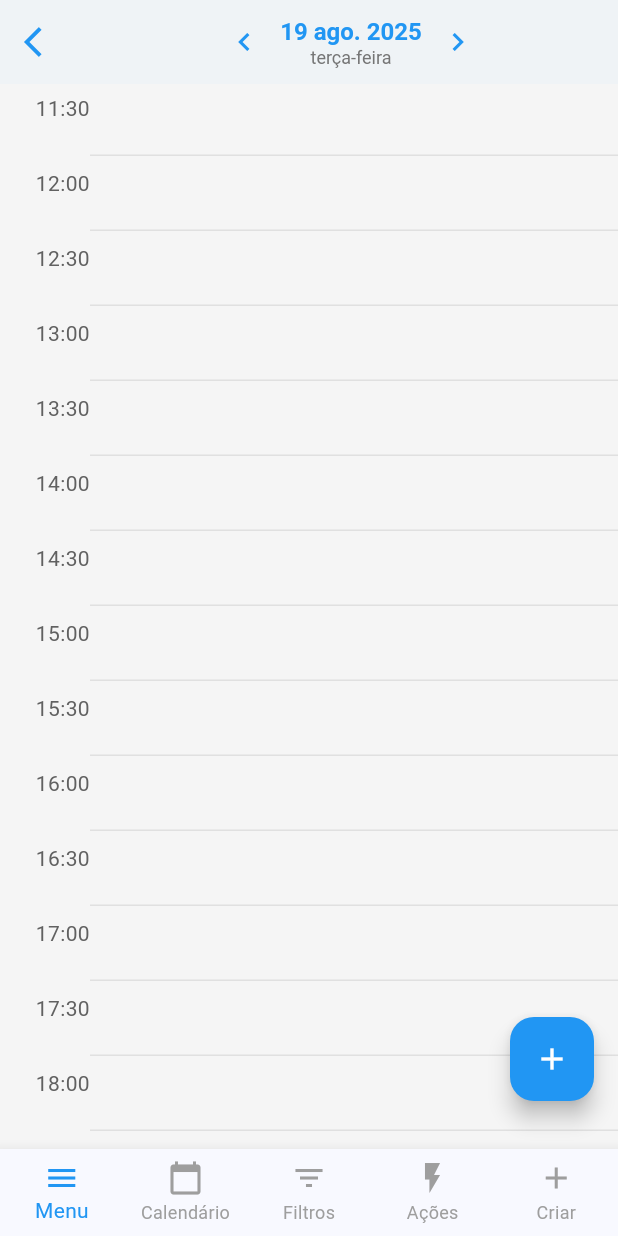
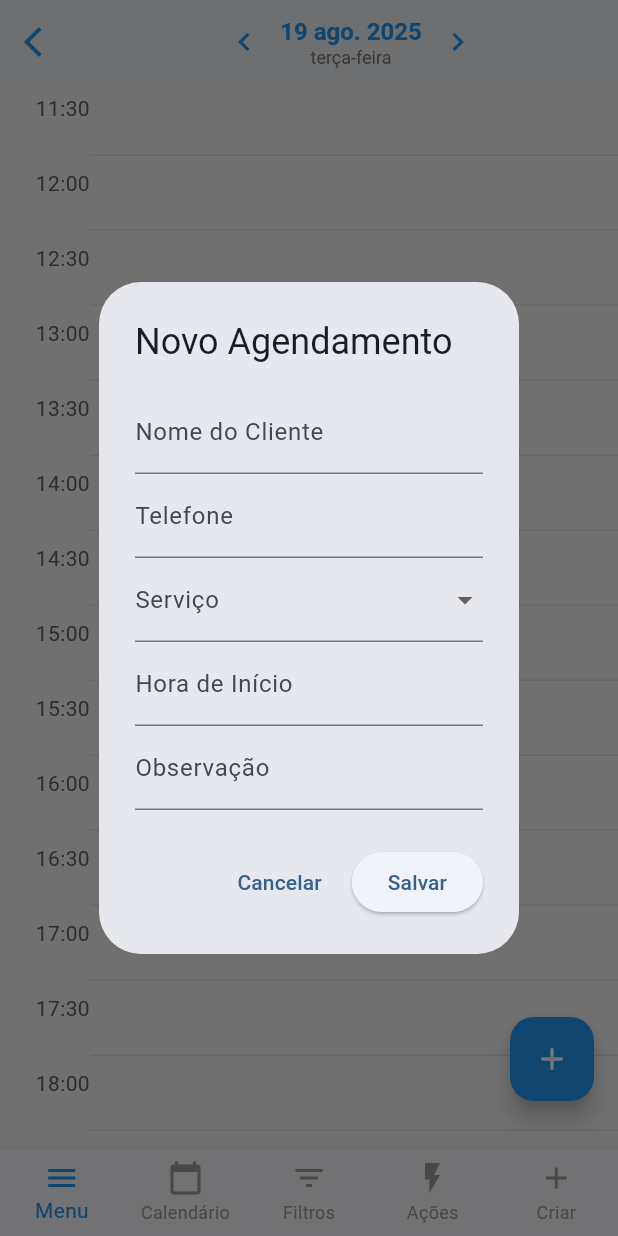
Before and after one commit to Brunolira123/agendae, a Flutter app: the screen it shows after launch, item 2 of the bottom bar chosen, scrolled down 1152 dp, after a tap on the "add" icon, on a phone screen of 412 x 824 dp. Run offline on Flutter 3.47's test engine with Material 3 defaults, Android fonts, the phone set to English and light mode, and no system bars.

Commit message:
Ultima alteracao front

```diff
--- a/lib/pages/agenda_page.dart
+++ b/lib/pages/agenda_page.dart
@@ -23,12 +23,21 @@ class AgendaScreen extends StatefulWidget {
 class _AgendaScreenState extends State<AgendaScreen> {
   DateTime selectedDate = DateTime.now();
 
+  // lista mockada de serviços
+  final List<Map<String, dynamic>> servicos = [
+    {"nome": "Corte de Cabelo", "duracao": Duration(minutes: 40)},
+    {"nome": "Escova", "duracao": Duration(minutes: 60)},
+    {"nome": "Maquiagem", "duracao": Duration(minutes: 90)},
+  ];
+
   List<Map<String, dynamic>> eventos = [
     {
-      "inicio": TimeOfDay(hour: 5, minute: 30),
-      "fim": TimeOfDay(hour: 7, minute: 30),
-      "titulo": "Camily",
-      "descricao": "Escova e babyliss pré Wedding",
+      "inicio": TimeOfDay(hour: 9, minute: 0),
+      "fim": TimeOfDay(hour: 10, minute: 0),
+      "cliente": "Camily",
+      "telefone": "11999999999",
+      "servico": "Escova",
+      "observacao": "Pré Wedding",
       "cor": Colors.green,
     },
   ];
@@ -158,19 +167,27 @@ class _AgendaScreenState extends State<AgendaScreen> {
                                   ),
                                 ),
                                 Text(
-                                  evento["titulo"],
+                                  "${evento["cliente"]} (${evento["telefone"]})",
                                   style: TextStyle(
                                     color: Colors.white,
                                     fontWeight: FontWeight.w600,
                                   ),
                                 ),
                                 Text(
-                                  evento["descricao"],
+                                  "${evento["servico"]}",
                                   style: TextStyle(
                                     color: Colors.white,
                                     fontSize: 11,
                                   ),
                                 ),
+                                if ((evento["observacao"] ?? "").isNotEmpty)
+                                  Text(
+                                    evento["observacao"],
+                                    style: TextStyle(
+                                      color: Colors.white,
+                                      fontSize: 11,
+                                    ),
+                                  ),
                               ],
                             ),
                           )
@@ -188,7 +205,9 @@ class _AgendaScreenState extends State<AgendaScreen> {
         ),
         child: FloatingActionButton(
           backgroundColor: Colors.blue,
-          onPressed: () {},
+          onPressed: () {
+            _abrirFormAgendamento(context);
+          },
           child: Icon(Icons.add, color: Colors.white),
         ),
       ),
@@ -212,4 +231,104 @@ class _AgendaScreenState extends State<AgendaScreen> {
       ),
     );
   }
+
+  void _abrirFormAgendamento(BuildContext context) {
+    final _formKey = GlobalKey<FormState>();
+    String? nomeCliente;
+    String? telefone;
+    String? observacao;
+    Map<String, dynamic>? servicoSelecionado;
+    TimeOfDay? horaInicio;
+
+    showDialog(
+      context: context,
+      builder: (context) {
+        return AlertDialog(
+          title: Text("Novo Agendamento"),
+          content: Form(
+            key: _formKey,
+            child: SingleChildScrollView(
+              child: Column(
+                children: [
+                  TextFormField(
+                    decoration: InputDecoration(labelText: "Nome do Cliente"),
+                    onSaved: (value) => nomeCliente = value,
+                    validator: (value) =>
+                        value!.isEmpty ? "Digite o nome" : null,
+                  ),
+                  TextFormField(
+                    decoration: InputDecoration(labelText: "Telefone"),
+                    keyboardType: TextInputType.phone,
+                    onSaved: (value) => telefone = value,
+                  ),
+                  DropdownButtonFormField<Map<String, dynamic>>(
+                    decoration: InputDecoration(labelText: "Serviço"),
+                    items: servicos.map((s) {
+                      return DropdownMenuItem(value: s, child: Text(s["nome"]));
+                    }).toList(),
+                    onChanged: (value) => servicoSelecionado = value,
+                    validator: (value) =>
+                        value == null ? "Selecione um serviço" : null,
+                  ),
+                  TextFormField(
+                    readOnly: true,
+                    decoration: InputDecoration(labelText: "Hora de Início"),
+                    onTap: () async {
+                      final picked = await showTimePicker(
+                        context: context,
+                        initialTime: TimeOfDay.now(),
+                      );
+                      if (picked != null) {
+                        horaInicio = picked;
+                      }
+                    },
+                    validator: (_) =>
+                        horaInicio == null ? "Selecione uma hora" : null,
+                  ),
+                  TextFormField(
+                    decoration: InputDecoration(labelText: "Observação"),
+                    onSaved: (value) => observacao = value,
+                  ),
+                ],
+              ),
+            ),
+          ),
+          actions: [
+            TextButton(
+              child: Text("Cancelar"),
+              onPressed: () => Navigator.pop(context),
+            ),
+            ElevatedButton(
+              child: Text("Salvar"),
+              onPressed: () {
+                if (_formKey.currentState!.validate()) {
+                  _formKey.currentState!.save();
+
+                  final duracao = servicoSelecionado!["duracao"] as Duration;
+                  final horaFim = TimeOfDay(
+                    hour: (horaInicio!.hour + duracao.inHours) % 24,
+                    minute: (horaInicio!.minute + duracao.inMinutes % 60) % 60,
+                  );
+
+                  setState(() {
+                    eventos.add({
+                      "inicio": horaInicio!,
+                      "fim": horaFim,
+                      "cliente": nomeCliente!,
+                      "telefone": telefone ?? "",
+                      "servico": servicoSelecionado!["nome"],
+                      "observacao": observacao ?? "",
+                      "cor": Colors.blue,
+                    });
+                  });
+
+                  Navigator.pop(context);
+                }
+              },
+            ),
+          ],
+        );
+      },
+    );
+  }
 }
```
Also changed, not shown: pubspec.lock.
